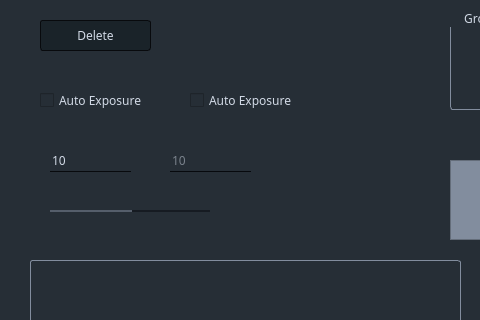
Before: the Qt Designer form AdaptiveLayout/AdaptiveLayout.ui in wangjiealice/IPCPipeProcessCommunication, drawn with Qt 5; both pictures show x 0 to 480 and y 0 to 320 of the 1117 by 814 pixel window.
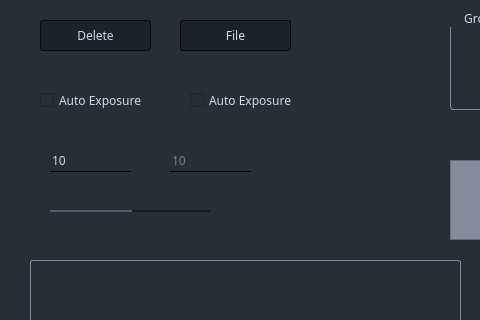
After: the same form once the commit is applied. Icons and pictures are not drawn.

```diff
--- a/AdaptiveLayout/AdaptiveLayout.ui
+++ b/AdaptiveLayout/AdaptiveLayout.ui
@@ -1006,6 +1006,58 @@
      </property>
     </widget>
    </widget>
+   <widget class="QPushButton" name="fileButton">
+    <property name="enabled">
+     <bool>true</bool>
+    </property>
+    <property name="geometry">
+     <rect>
+      <x>180</x>
+      <y>20</y>
+      <width>111</width>
+      <height>31</height>
+     </rect>
+    </property>
+    <property name="sizePolicy">
+     <sizepolicy hsizetype="Fixed" vsizetype="Fixed">
+      <horstretch>0</horstretch>
+      <verstretch>0</verstretch>
+     </sizepolicy>
+    </property>
+    <property name="font">
+     <font>
+      <family>Frutiger Next W1G 8px</family>
+      <weight>50</weight>
+      <italic>false</italic>
+      <bold>false</bold>
+     </font>
+    </property>
+    <property name="focusPolicy">
+     <enum>Qt::NoFocus</enum>
+    </property>
+    <property name="layoutDirection">
+     <enum>Qt::RightToLeft</enum>
+    </property>
+    <property name="styleSheet">
+     <string notr="true">QPushButton{
+	background:#1A2329;
+	color:#D1D9E5;
+	border: 1px solid #080A0D;
+border-radius:3px;
+}
+QPushButton:pressed{
+	background:#555E6B;
+	color:#D1D9E5;
+	border-color: #080A0D;
+}</string>
+    </property>
+    <property name="text">
+     <string>File</string>
+    </property>
+    <property name="checkable">
+     <bool>false</bool>
+    </property>
+   </widget>
   </widget>
   <widget class="QMenuBar" name="menuBar">
    <property name="geometry">
```
Left out of the diff: 4 changed lines with no effect on the pictures.
